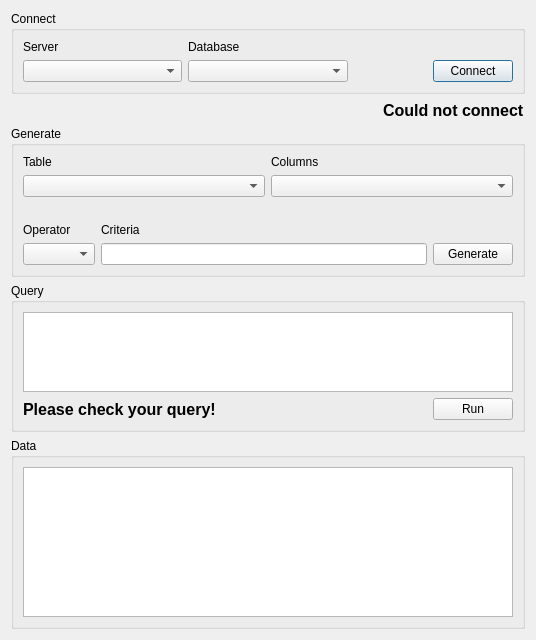
Qt form Smart_query_tool.ui (sedatsever/Query-Tool) before a commit.
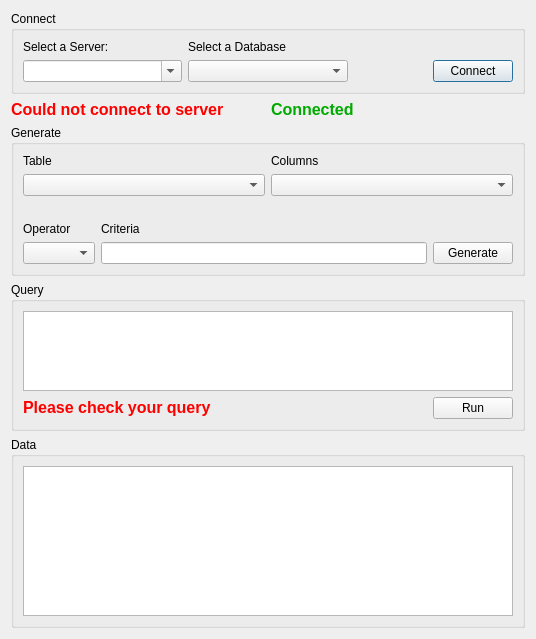
The same form after that commit.

Diff of the .ui file:
```diff
--- a/Smart_query_tool.ui
+++ b/Smart_query_tool.ui
@@ -7,7 +7,7 @@
     <x>0</x>
     <y>0</y>
     <width>536</width>
-    <height>607</height>
+    <height>616</height>
    </rect>
   </property>
   <property name="mouseTracking">
@@ -26,14 +26,14 @@
       <item row="0" column="0">
        <widget class="QLabel" name="label">
         <property name="text">
-         <string>Server</string>
+         <string>Select a Server:</string>
         </property>
        </widget>
       </item>
       <item row="0" column="1">
        <widget class="QLabel" name="label_2">
         <property name="text">
-         <string>Database</string>
+         <string>Select a Database</string>
         </property>
        </widget>
       </item>
@@ -48,26 +48,17 @@
        <widget class="QComboBox" name="db_combo"/>
       </item>
       <item row="1" column="0">
-       <widget class="QComboBox" name="server_combo"/>
+       <widget class="QComboBox" name="server_combo">
+        <property name="editable">
+         <bool>true</bool>
+        </property>
+       </widget>
       </item>
      </layout>
     </widget>
    </item>
    <item>
     <layout class="QHBoxLayout" name="horizontalLayout_3">
-     <item>
-      <spacer name="horizontalSpacer_2">
-       <property name="orientation">
-        <enum>Qt::Horizontal</enum>
-       </property>
-       <property name="sizeHint" stdset="0">
-        <size>
-         <width>40</width>
-         <height>20</height>
-        </size>
-       </property>
-      </spacer>
-     </item>
      <item>
       <widget class="QLabel" name="cnxn_error_label">
        <property name="font">
@@ -78,7 +69,14 @@
         </font>
        </property>
        <property name="text">
-        <string>Could not connect</string>
+        <string>&lt;html&gt;&lt;head/&gt;&lt;body&gt;&lt;p&gt;&lt;span style=&quot; color:#ff0000;&quot;&gt;Could not connect to server&lt;/span&gt;&lt;/p&gt;&lt;/body&gt;&lt;/html&gt;</string>
+       </property>
+      </widget>
+     </item>
+     <item>
+      <widget class="QLabel" name="cnxn_label">
+       <property name="text">
+        <string>&lt;html&gt;&lt;head/&gt;&lt;body&gt;&lt;p&gt;&lt;span style=&quot; font-size:12pt; font-weight:600; color:#00aa00;&quot;&gt;Connected&lt;/span&gt;&lt;/p&gt;&lt;/body&gt;&lt;/html&gt;</string>
        </property>
       </widget>
      </item>
@@ -210,7 +208,7 @@
              </font>
             </property>
             <property name="text">
-             <string>Please check your query!</string>
+             <string>&lt;html&gt;&lt;head/&gt;&lt;body&gt;&lt;p&gt;&lt;span style=&quot; color:#ff0000;&quot;&gt;Please check your query&lt;/span&gt;&lt;/p&gt;&lt;/body&gt;&lt;/html&gt;</string>
             </property>
            </widget>
           </item>
@@ -242,6 +240,12 @@
           <height>150</height>
          </size>
         </property>
+        <property name="alternatingRowColors">
+         <bool>true</bool>
+        </property>
+        <property name="sortingEnabled">
+         <bool>true</bool>
+        </property>
        </widget>
       </item>
      </layout>
```
Left out of the diff: 20 changed lines with no effect on the pictures.
